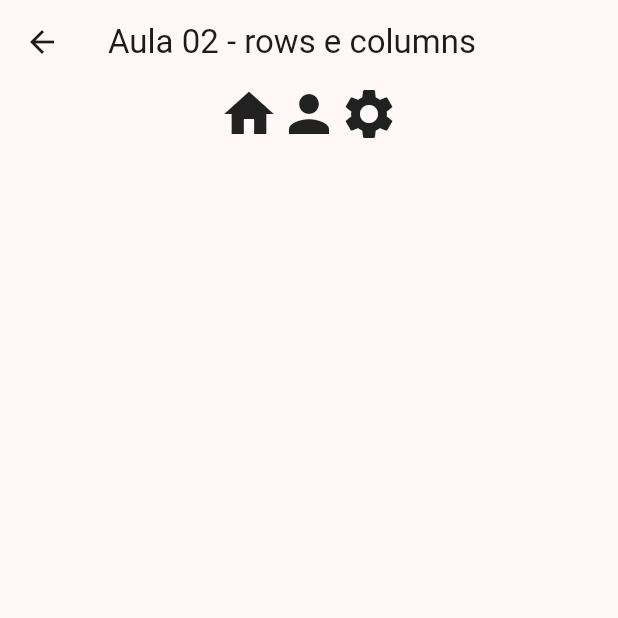
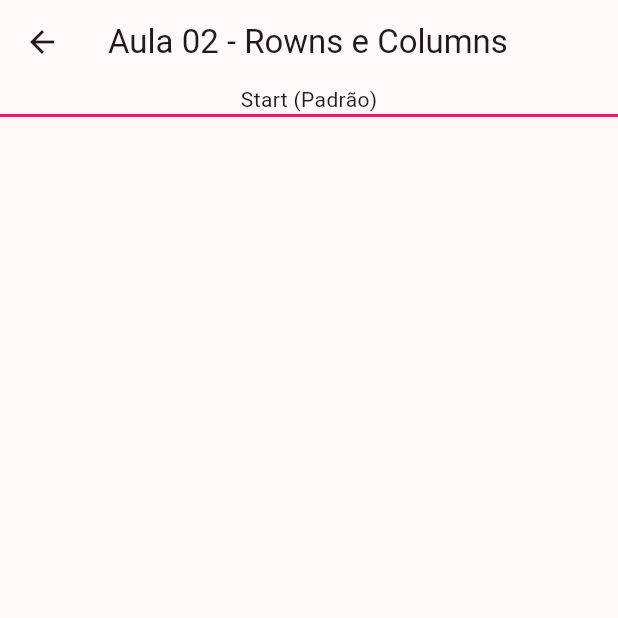
Before and after one commit to tasinassoemanuelli-ctrl/programacao-mobile-2026, a Flutter app: the Aula02 screen opened by its route, on a phone screen of 412 x 824 dp, the top half of it. Run offline on Flutter 3.47's test engine with Material 3 defaults, Android fonts, the phone set to English and light mode, and no system bars.

Commit message:
Criando Alinhamentos com linhas e colunas

```diff
--- a/lib/paginas/aula02.dart
+++ b/lib/paginas/aula02.dart
@@ -5,30 +5,27 @@ class Aula02 extends StatelessWidget {
 
   @override
   Widget build(BuildContext context) {
-  double _tamanhoIcones = 40;
-
-
     return Scaffold(
       appBar: AppBar(
-        title: const Text('Aula 02 - rows e columns'),
+        title: Text("Aula 02 - Rowns e Columns"),
       ),
-      body: Container(
-        width: double.infinity,
+      //Cria uma barra de rolagem para o conteúdo da tela
+      body: SingleChildScrollView(
         child: Column(
           children: [
-            Row(
-              mainAxisSize: MainAxisSize.max,
-              mainAxisAlignment: MainAxisAlignment.center,
-              children: [
-               Icon(Icons.home, size:_tamanhoIcones),
-               Icon(Icons.person, size:_tamanhoIcones),
-              Icon(Icons.settings, size:_tamanhoIcones),
-              ],
+            const SizedBox(
+              height: 20,
+              child: Text("Start (Padrão)"),
             ),
-            Column(),
-            Column(),
+            Container(
+              decoration: BoxDecoration(border: Border.all(color: Colors.pink),),
+              child: Row(
+                mainAxisSize: MainAxisSize.max,
+                mainAxisAlignment: MainAxisAlignment.start,
+              ),
+            )
           ],
-        )
+        ),
       ),
     );
   }
```
Also changed, not shown: pubspec.lock.
